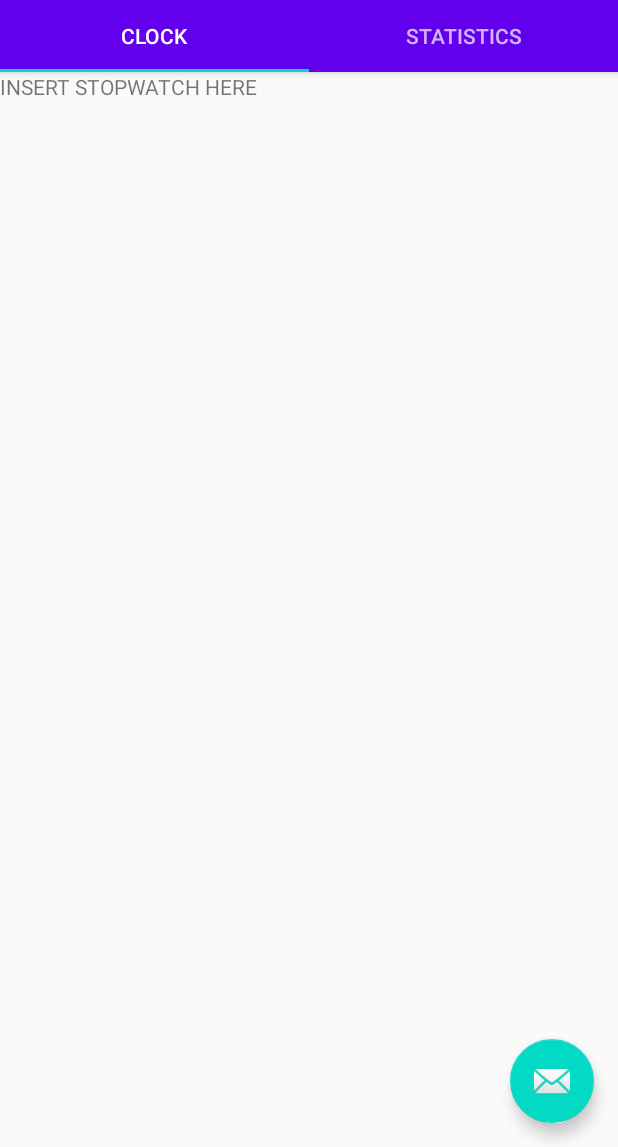
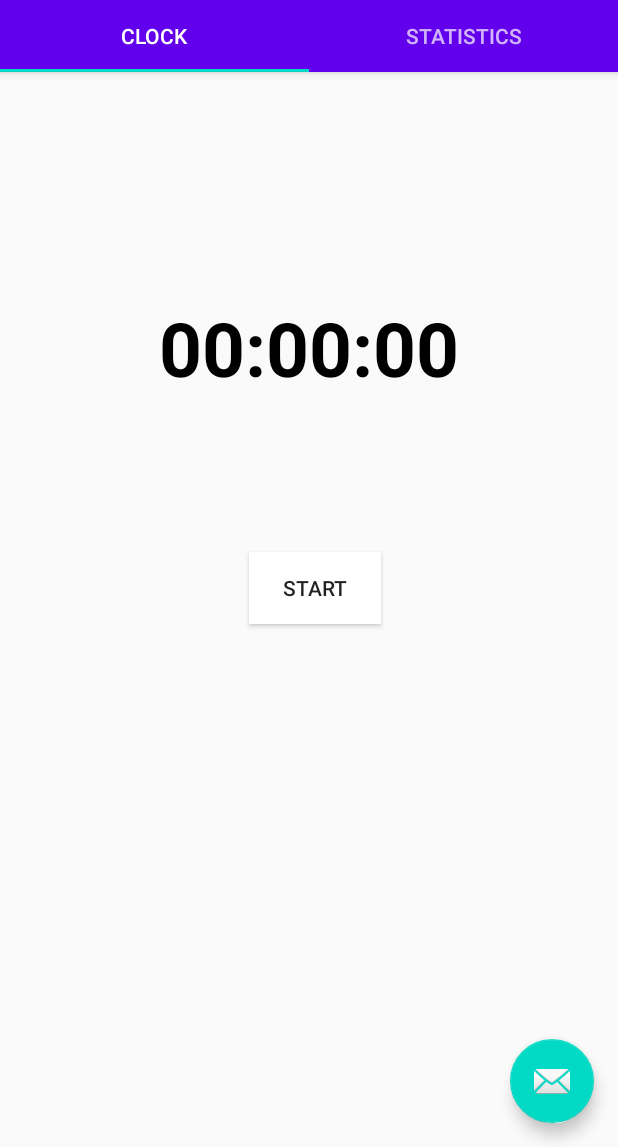
Before and after one commit to OriStats/OriStats, an Android app: the screen it shows after launch (MainActivity), on a phone screen of 412 x 824 dp, the part 89-1236 px from its top. Run offline under Robolectric (Android 15) with nearby library versions, the phone set to English and light mode, and no system bars.

Commit message:
first attempt mesquita

```diff
--- a/app/src/main/res/layout/stopwatch_fragment.xml
+++ b/app/src/main/res/layout/stopwatch_fragment.xml
@@ -1,13 +1,33 @@
 <?xml version="1.0" encoding="utf-8"?>
-<FrameLayout xmlns:android="http://schemas.android.com/apk/res/android"
+<RelativeLayout xmlns:android="http://schemas.android.com/apk/res/android"
+    xmlns:app="http://schemas.android.com/apk/res-auto"
     xmlns:tools="http://schemas.android.com/tools"
     android:layout_width="match_parent"
     android:layout_height="match_parent"
     tools:context=".ui.main.Stopwatch">
 
     <TextView
-        android:layout_width="match_parent"
-        android:layout_height="match_parent"
-        android:text="INSERT STOPWATCH HERE" />
+        android:id="@+id/tvTimer"
+        android:layout_width="wrap_content"
+        android:layout_height="130dp"
+        android:layout_marginTop="150dp"
+        android:paddingBottom="50dp"
+        android:layout_centerHorizontal="true"
+        android:text="00:00:00"
+        android:textColor="#000000"
+        android:textSize="50sp"
+        android:textStyle="bold" />
 
-</FrameLayout>
+    <Button
+        android:id="@+id/btStart"
+        android:layout_width="wrap_content"
+        android:layout_height="wrap_content"
+        android:layout_below="@+id/tvTimer"
+        android:layout_alignParentStart="true"
+        android:layout_centerHorizontal="true"
+        android:layout_marginStart="166dp"
+        android:layout_marginTop="40dp"
+        android:background="#ffffff"
+        android:text="Start" />
+
+</RelativeLayout>
```
